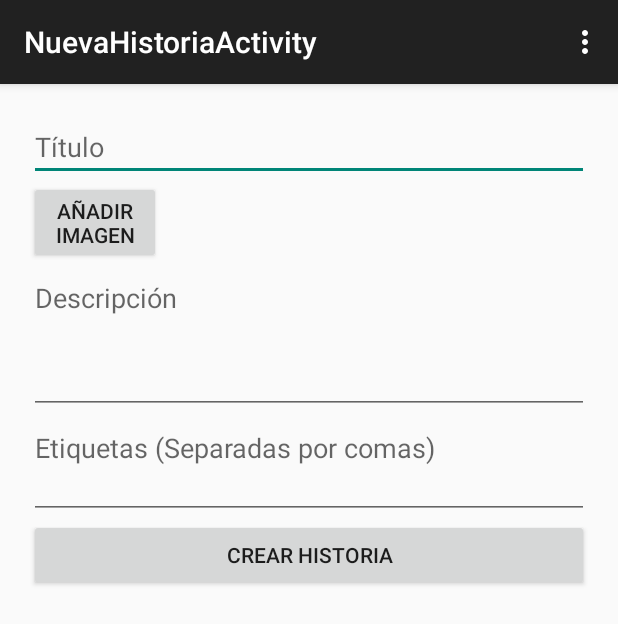
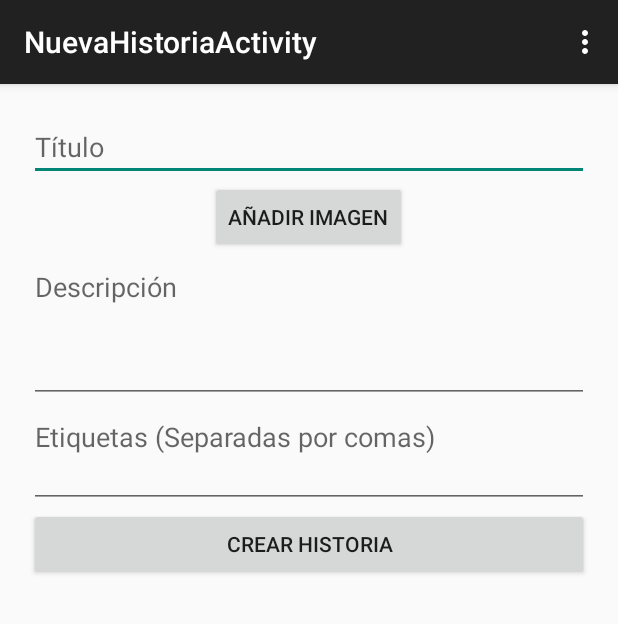
Before and after one commit to davidramirez/DAS_Grupo, an Android app: the NuevaHistoriaActivity screen opened directly, with no data from a screen before it, on a phone screen of 412 x 824 dp. Shown: the top 624 px of the screen. Run offline under Robolectric (Android 15) with nearby library versions, the phone set to English and light mode, and no system bars; 1 statement that could not run was skipped.

Commit message:
Actualizo interfaz

```diff
--- a/app/src/main/res/layout/activity_nueva_historia.xml
+++ b/app/src/main/res/layout/activity_nueva_historia.xml
@@ -24,6 +24,13 @@
             android:inputType="text"
             android:hint="@string/titulo" />
 
+        <Button
+            android:layout_width="wrap_content"
+            android:layout_height="wrap_content"
+            android:text="@string/addimagen"
+            android:id="@+id/addimagen"
+            android:layout_gravity="center_horizontal" />
+
         <HorizontalScrollView
             android:layout_width="match_parent"
             android:layout_height="wrap_content"
@@ -35,11 +42,6 @@
                 android:layout_height="match_parent"
                 android:id="@+id/fotos">
 
-                <Button
-                    android:layout_width="wrap_content"
-                    android:layout_height="wrap_content"
-                    android:text="@string/addimagen"
-                    android:id="@+id/addimagen" />
             </LinearLayout>
         </HorizontalScrollView>
 
--- a/app/src/main/res/values/strings.xml
+++ b/app/src/main/res/values/strings.xml
@@ -19,7 +19,7 @@
 <!-- TODO: Remove or change this placeholder text -->
     <string name="hello_blank_fragment">Hello blank fragment</string>
     <string name="titulo">Título</string>
-    <string name="addimagen">Añadir\nImagen</string>
+    <string name="addimagen">Añadir Imagen</string>
     <string name="descripcion">Descripción</string>
     <string name="etiquetas">Etiquetas (Separadas por comas)</string>
     <string name="crearhistoria">Crear Historia</string>
```
Also changed, not shown: 1 other file.
